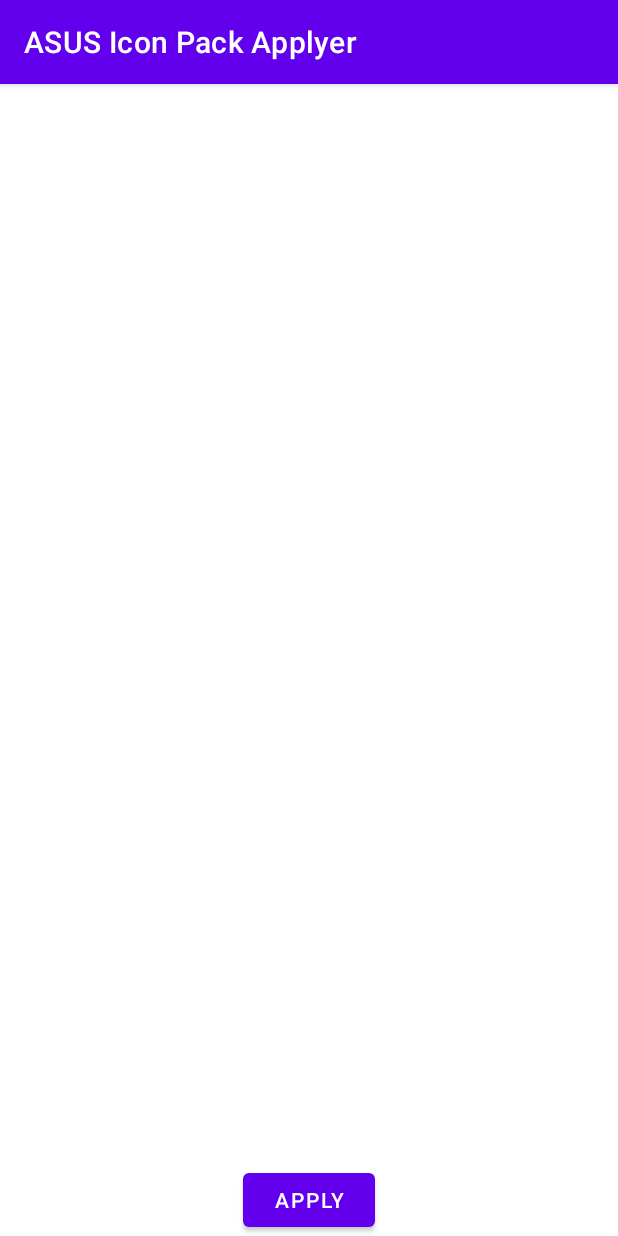
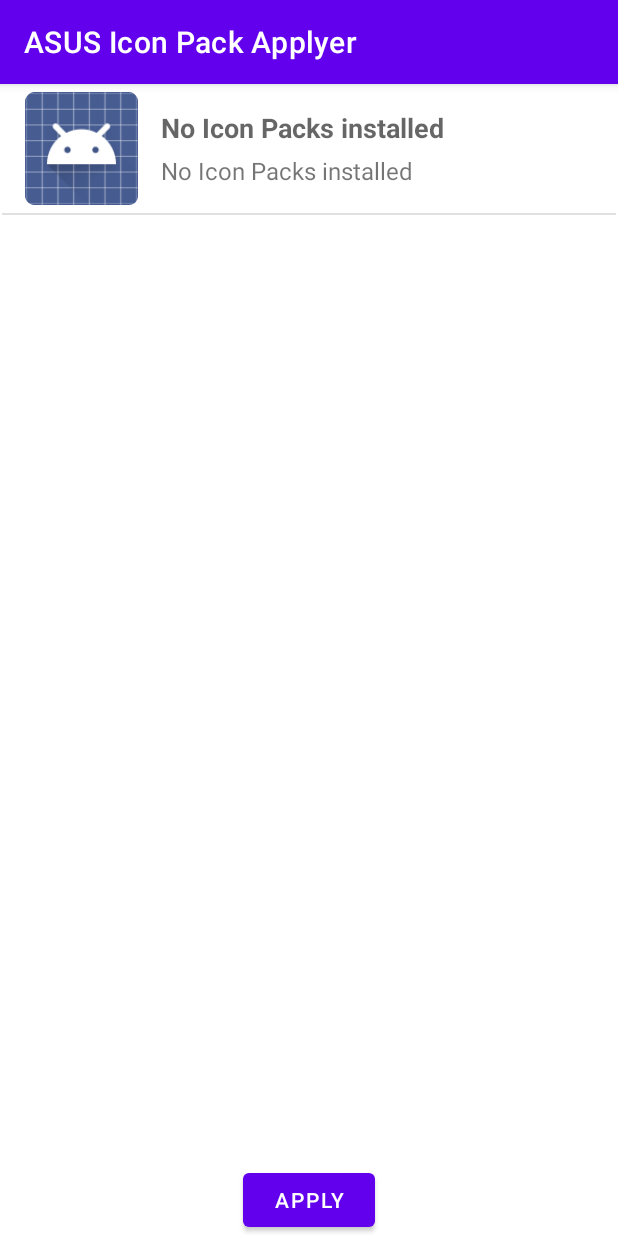
Before and after one commit to Peketr/asusiconpackapply, an Android app: the screen it shows after launch (MainActivity), on a phone screen of 412 x 824 dp. Run offline under Robolectric (Android 15) with nearby library versions, the phone set to English and light mode, and no system bars.

Commit message:
add support for setting default pack, show when no icon packs are installed

```diff
--- a/app/build.gradle
+++ b/app/build.gradle
@@ -11,8 +11,8 @@
         applicationId "com.huep.asusiconpackapplyer"
         minSdk 30
         targetSdk 33
-        versionCode 2
-        versionName "1.1"
+        versionCode 3
+        versionName "1.2"
 
         testInstrumentationRunner "androidx.test.runner.AndroidJUnitRunner"
     }
--- a/app/src/main/java/com/huep/asusiconpackapplyer/IconPackListAdapter.kt
+++ b/app/src/main/java/com/huep/asusiconpackapplyer/IconPackListAdapter.kt
@@ -20,7 +20,10 @@
         val imageView = rowView.findViewById(R.id.icon) as ImageView
         val subtitleText = rowView.findViewById(R.id.description) as TextView
 
-        titleText.text = getName(_package[position])
+        if (_package[position].packageName == "com.asus.launcher")
+            titleText.text = "Default Icons"
+        else
+            titleText.text = getName(_package[position])
         val icon = _package[position].loadIcon(getContext().packageManager)
         imageView.setImageDrawable(icon)
         subtitleText.text = _package[position].packageName
--- a/app/src/main/java/com/huep/asusiconpackapplyer/MainActivity.kt
+++ b/app/src/main/java/com/huep/asusiconpackapplyer/MainActivity.kt
@@ -1,14 +1,12 @@
 package com.huep.asusiconpackapplyer
 
 import android.annotation.SuppressLint
-import android.content.ActivityNotFoundException
 import android.content.Intent
 import android.content.pm.ApplicationInfo
 import android.content.pm.PackageManager
 import android.os.Bundle
 import android.view.View
 import android.widget.AdapterView
-import android.widget.ArrayAdapter
 import android.widget.ListView
 import android.widget.Toast
 import androidx.appcompat.app.AppCompatActivity
@@ -39,10 +37,18 @@
         val listView = findViewById<ListView>(R.id.listview)
 
         for (packageInfo in packages) {
-            if (isIconPack(packageInfo)){
+            if (isIconPack(packageInfo) || packageInfo.packageName.contains("com.asus.launcher")){
                 packItems.add(packageInfo)
             }
         }
+
+        if (packItems.size == 0){
+            var placeholder = ApplicationInfo()
+            placeholder.packageName="No Icon Packs installed"
+            packItems.add(placeholder)
+
+        }
+
         listView.adapter = IconPackListAdapter(this,packItems)
         (listView.adapter as IconPackListAdapter).notifyDataSetChanged()
 
```
